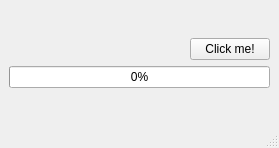
TurboMiki/ecg_app, file src/View/MainWindow/mainwindow.ui: the form before one commit.
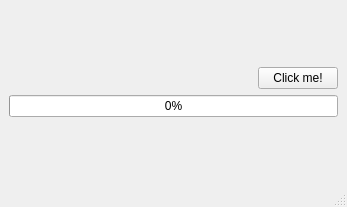
The form after the commit.

Commit message: idk co to za zmiany, jakieś kosmetyczne

The edit to the form file:
```diff
--- a/src/View/MainWindow/mainwindow.ui
+++ b/src/View/MainWindow/mainwindow.ui
@@ -6,8 +6,8 @@
    <rect>
     <x>0</x>
     <y>0</y>
-    <width>279</width>
-    <height>148</height>
+    <width>347</width>
+    <height>207</height>
    </rect>
   </property>
   <property name="minimumSize">
```
Left out of the diff: 5 changed lines with no effect on the pictures. The commit also changes 1 other file.
